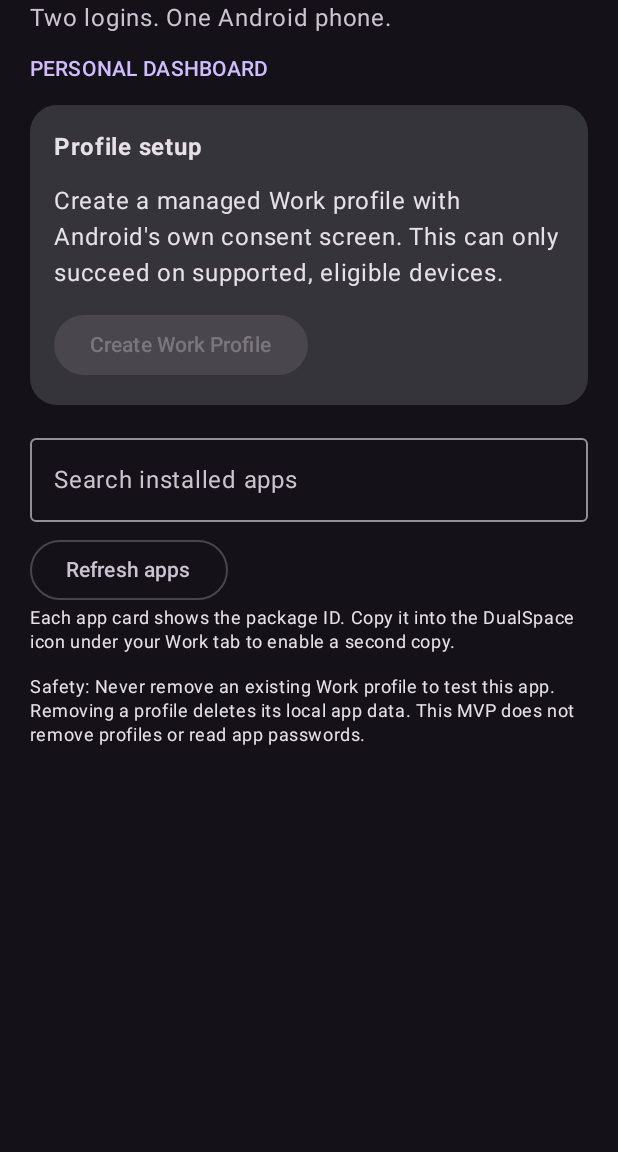
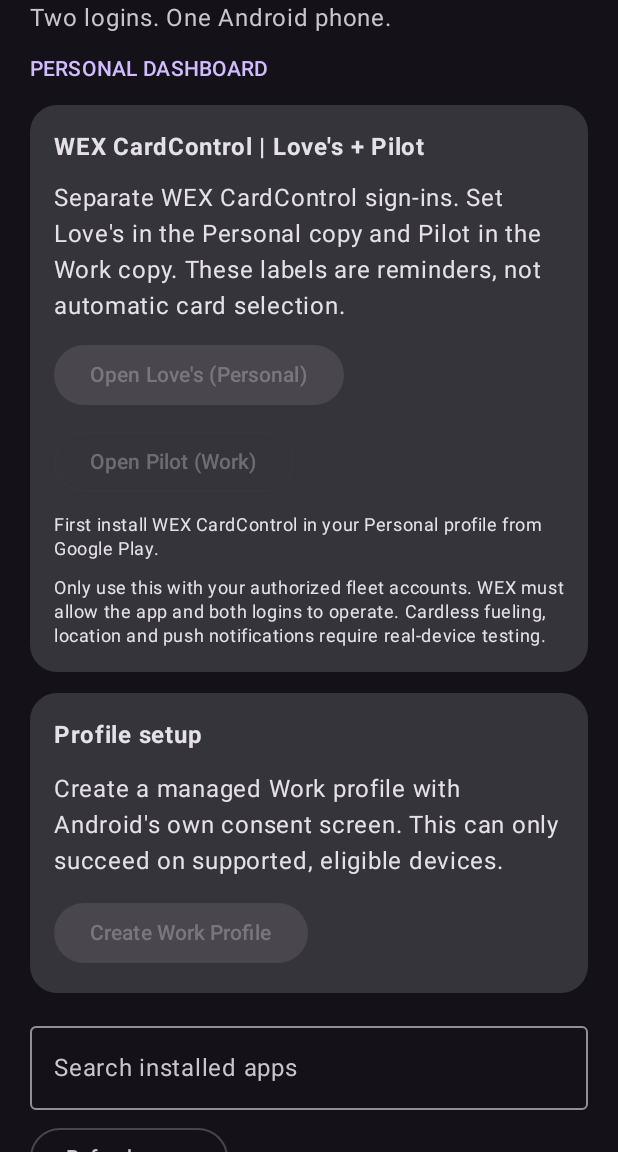
Before and after one commit to Spike1976/dualspace-android, an Android app built with Jetpack Compose: the screen it shows after launch (MainActivity), on a phone screen of 412 x 824 dp, the part 84-1236 px from its top. Run offline under Robolectric (Android 15) with nearby library versions, the phone set to English and light mode, and no system bars.

Commit message:
Add WEX CardControl Love's and Pilot dual-login dashboard

```diff
--- a/app/src/main/java/com/dualspace/mvp/MainActivity.kt
+++ b/app/src/main/java/com/dualspace/mvp/MainActivity.kt
@@ -37,10 +37,14 @@ private fun Dashboard(bridge: ProfileBridge) {
     var message by remember { mutableStateOf("") }
     var query by remember { mutableStateOf("") }
     var packageName by remember { mutableStateOf("") }
+    val wexPackage = "com.efsllc.efsmobileapp"
     var refresh by remember { mutableIntStateOf(0) }
     val apps = remember(refresh) { bridge.appsByProfile() }
     val personalUser = android.os.Process.myUserHandle()
     val grouped = apps.groupBy { it.packageName }
+    val wexCopies = apps.filter { it.packageName == wexPackage }
+    val currentCopy = wexCopies.firstOrNull { it.user == personalUser }
+    val otherCopy = wexCopies.firstOrNull { it.user != personalUser }
     val launcher = rememberLauncherForActivityResult(
         ActivityResultContracts.StartActivityForResult()
     ) { result ->
@@ -68,6 +72,54 @@ private fun Dashboard(bridge: ProfileBridge) {
                     style = MaterialTheme.typography.labelLarge,
                     color = MaterialTheme.colorScheme.primary
                 )
+            }
+            item {
+                Card(shape = RoundedCornerShape(18.dp)) {
+                    Column(
+                        Modifier.padding(16.dp),
+                        verticalArrangement = Arrangement.spacedBy(10.dp)
+                    ) {
+                        Text("WEX CardControl | Love's + Pilot", fontWeight = FontWeight.Bold)
+                        Text("Separate WEX CardControl sign-ins. Set Love's in the Personal copy and Pilot in the Work copy. These labels are reminders, not automatic card selection.")
+                        if (bridge.isWorkOwner) {
+                            Button(onClick = {
+                                message = bridge.installInWorkProfile(wexPackage)
+                                refresh++
+                            }) { Text("Install WEX CardControl in Work") }
+                            Text("If installation fails, a supported Work-profile app store may be needed. Never share your card PIN with DualSpace.", style = MaterialTheme.typography.bodySmall)
+                        }
+                        if (!bridge.isWorkOwner) {
+                            Button(
+                                enabled = currentCopy != null,
+                                onClick = {
+                                    currentCopy?.let { message = bridge.launch(it) ?: "Opened Love's copy" }
+                                }
+                            ) { Text("Open Love's (Personal)") }
+                            OutlinedButton(
+                                enabled = otherCopy != null,
+                                onClick = {
+                                    otherCopy?.let { message = bridge.launch(it) ?: "Opened Pilot copy" }
+                                }
+                            ) { Text("Open Pilot (Work)") }
+                            Text(
+                                when {
+                                    currentCopy == null -> "First install WEX CardControl in your Personal profile from Google Play."
+                                    otherCopy == null -> "Next create a Work profile and install the second WEX CardControl there."
+                                    else -> "Both launchable copies detected. Sign into the correct WEX account in each."
+                                },
+                                style = MaterialTheme.typography.bodySmall
+                            )
+                        } else {
+                            OutlinedButton(enabled = currentCopy != null, onClick = {
+                                currentCopy?.let { message = bridge.launch(it) ?: "Opened WEX CardControl in Work" }
+                            }) { Text("Open WEX (Work / Pilot)") }
+                        }
+                        Text(
+                            "Only use this with your authorized fleet accounts. WEX must allow the app and both logins to operate. Cardless fueling, location and push notifications require real-device testing.",
+                            style = MaterialTheme.typography.bodySmall
+                        )
+                    }
+                }
             }
             item {
                 Card(shape = RoundedCornerShape(18.dp)) {
```
